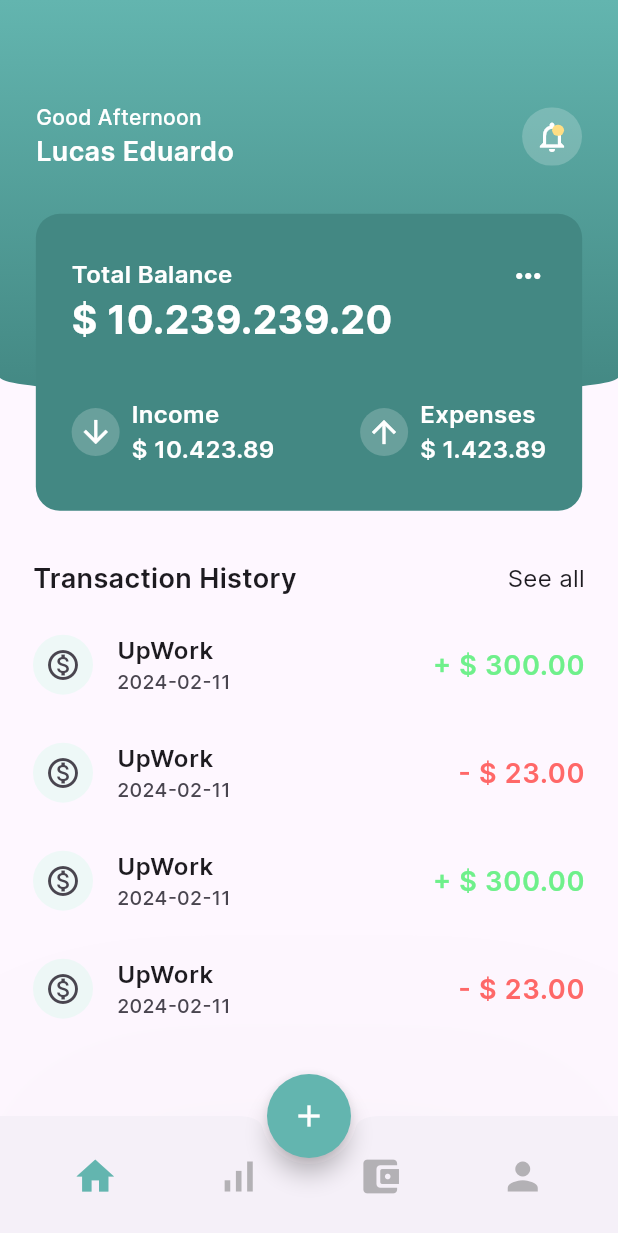
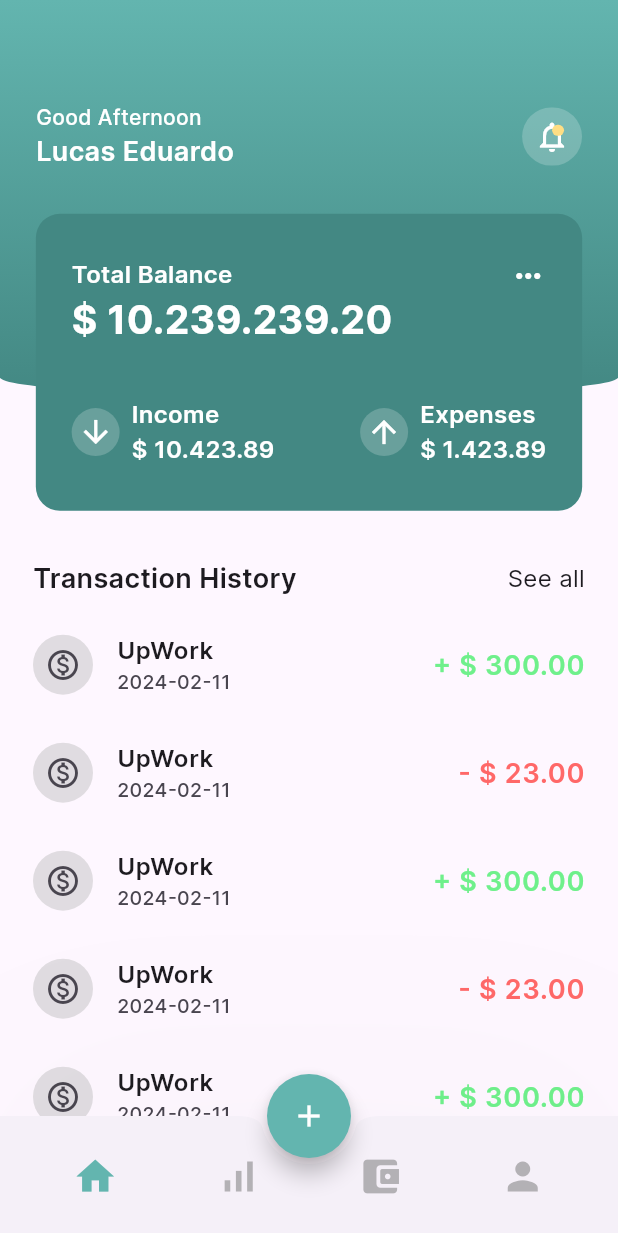
Before and after one commit to lucaseduardocrp/finance_app_flutter, a Flutter app: the HomePageView screen opened by its route, on a phone screen of 412 x 824 dp. Shown: the top 1233 px of the screen. Run offline on Flutter 3.47's test engine with Material 3 defaults, Android fonts, the phone set to English and light mode, and no system bars; our stand-ins replace firebase_auth, firebase_core, flutter_secure_storage, get_it; accounts and stored records are empty.

Commit message:
refactor: finish home_page ui

```diff
--- a/lib/common/constants/app_colors.dart
+++ b/lib/common/constants/app_colors.dart
@@ -8,6 +8,8 @@ class AppColors {
 
   static const Color dark100 = Color(0x75666666);
   static const Color dark200 = Color(0xFF333333);
+
+  static const Color gray100 = Color(0x75BDBDBD);
 
   static const Color white = Color(0xFFFFFFFF);
   static const Color offWhite = Color(0xFFEEF8F7);
--- a/lib/features/home/home_page.dart
+++ b/lib/features/home/home_page.dart
@@ -254,7 +254,7 @@ class _HomePageState extends State<HomePage>{
                   child: ListView.builder(
                     physics: const BouncingScrollPhysics(),
                     padding: EdgeInsets.zero,
-                    itemCount: 4,
+                    itemCount: 8,
                     itemBuilder: (context, index) {
                       final color = index % 2 == 0 ? AppColors.income : AppColors.expense;
                       final value = index % 2 == 0 ? "+ \$ 300.00" : "- \$ 23.00";
@@ -265,7 +265,7 @@ class _HomePageState extends State<HomePage>{
                         ),
                         leading: Container(
                           decoration: BoxDecoration(
-                            color: AppColors.offWhite,
+                            color: AppColors.gray100,
                             borderRadius: BorderRadius.circular(50.0)
                           ),
                           padding: const EdgeInsets.all(8.0),
```
